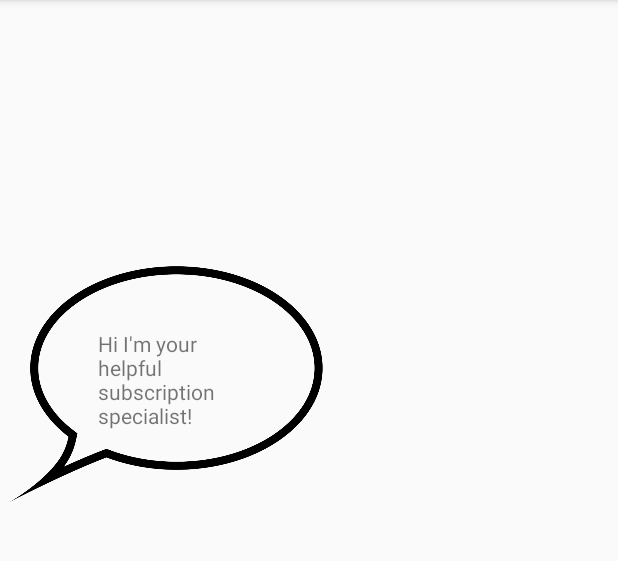
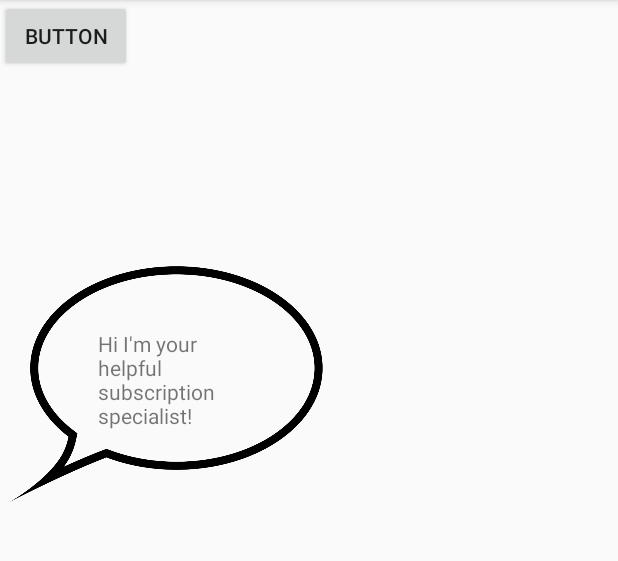
Before and after one commit to jkwok678/TalentHackBanking, an Android app: the assistantActivity screen opened directly, with no data from a screen before it, on a phone screen of 412 x 824 dp, the part 84-645 px from its top. Run offline under Robolectric (Android 15) with nearby library versions, the phone set to English and light mode, and no system bars.

Commit message:
Code added to add 2 SubscriptionModels
Also edited methods to make sure that we can output to screen.

```diff
--- a/app/src/main/java/com/example/talenthackbanking/assistantActivity.java
+++ b/app/src/main/java/com/example/talenthackbanking/assistantActivity.java
@@ -1,15 +1,124 @@
 package com.example.talenthackbanking;
 
+import android.content.Intent;
 import android.os.Bundle;
+import android.view.View;
+import android.widget.Button;
+import android.widget.TextView;
 
 import androidx.appcompat.app.AppCompatActivity;
 
+import java.util.HashMap;
+import java.util.Map;
+
 public class assistantActivity extends AppCompatActivity {
+    static int counter = 0;
 
     @Override
     protected void onCreate(Bundle savedInstanceState) {
         super.onCreate(savedInstanceState);
         setContentView(R.layout.assistant_screen);
+
+        Map<String, Double> things = new HashMap<String, Double>();
+
+        things.put("Tesco's meal deal", 3.00);
+        things.put("Freddo bar", 0.25);
+        things.put("Cheeseburger", 0.99);
+
+
+        SubscriptionModel model1 = new SubscriptionModel("Netflix Premium");
+        model1.setPlanCost(9.99);
+        model1.setLast30Hours(80);
+        model1.setMoneySpentThisYear(49.55);
+        String firstThing = "Tesco's meal deal";
+        double firstPrice = things.get("Tesco's meal deal");
+        double cal = model1.compareTo(firstPrice);
+        final String text0 = ("Here's some data I've compiled for you on your subscriptions!");
+        final String text1 = ("You could have bought " + cal + " " + firstThing + (cal != 1 ? "s" : ""));
+        final String text2 = (" instead of " + (int) (model1.getMoneySpentThisYear() / model1.getPlanCost()) +
+                " months of " + model1.getPlanName() + "! \n");
+
+        double secondPrice = things.get("Cheeseburger");
+        cal = model1.compareTo(secondPrice);
+
+        final String text3 = ("You could have bought " + cal + " " + firstThing + (cal != 1 ? "s" : ""));
+        final String text4 = (" instead of " + (int) (model1.getMoneySpentThisYear() / model1.getPlanCost()) +
+                " months of " + model1.getPlanName() + "! \n");
+
+        SubscriptionModel model2 = new SubscriptionModel("Disney+");
+        model2.setPlanCost(5.99);
+        model2.setLast30Hours(13);
+        model2.setMoneySpentThisYear(11.98);
+
+        final String text5 = ("Netflix is costing you $" + String.format("%.2f", model1.cost_per_min()) +
+                " per hour");
+        final String text6 = ("Disney+ is costing you $" + String.format("%.2f", model2.cost_per_min()) +
+                " per hour");
+        final String text7;
+        final String text8;
+        final String text9;
+        int difference = model1.compareHours(model2);
+        if (difference > 10) {
+            text7 = ("You have used " + model1.getPlanName() + " much more than "
+                    + model2.getPlanName());
+            text8 = ("Literally " + difference + " hours more!!!");
+            text9 = ("Do you really need " + model2.getPlanName() + " when you have " +
+                    model1.getPlanName() + "?");
+
+            final Button button = findViewById(R.id.continueButton);
+            final TextView speechText = findViewById(R.id.speech);
+
+            button.setOnClickListener(new View.OnClickListener() {
+                public void onClick(View v) {
+
+                    switch (counter) {
+                        case 0:
+                            speechText.setText(text0);
+                            counter++;
+                            break;
+                        case 1:
+                            speechText.setText(text1);
+                            counter++;
+                            break;
+                        case 2:
+                            speechText.setText(text2);
+                            counter++;
+                            break;
+                        case 3:
+                            speechText.setText(text3);
+                            counter++;
+                            break;
+                        case 4:
+                            speechText.setText(text4);
+                            counter++;
+                            break;
+                        case 5:
+                            speechText.setText(text5);
+                            counter++;
+                            break;
+                        case 6:
+                            speechText.setText(text6);
+                            counter++;
+                            break;
+                        case 7:
+                            speechText.setText(text7);
+                            counter++;
+                            break;
+                        case 8:
+                            speechText.setText(text8);
+                            counter++;
+                            break;
+                        case 9:
+                            speechText.setText(text9);
+                            counter++;
+                            break;
+                    }
+
+                }
+            });
+        }
+
+
     }
 
 }
--- a/app/src/main/res/layout/assistant_screen.xml
+++ b/app/src/main/res/layout/assistant_screen.xml
@@ -38,4 +38,12 @@
         app:layout_constraintVertical_bias="0.129"
         app:srcCompat="@drawable/speechbubble" />
 
+    <Button
+        android:id="@+id/continueButton"
+        android:layout_width="wrap_content"
+        android:layout_height="wrap_content"
+        android:text="Button"
+        tools:layout_editor_absoluteX="193dp"
+        tools:layout_editor_absoluteY="602dp" />
+
 </androidx.constraintlayout.widget.ConstraintLayout>
```
Also changed, not shown: app/src/main/java/com/example/talenthackbanking/SubscriptionModel.java (+8 -21 lines).
